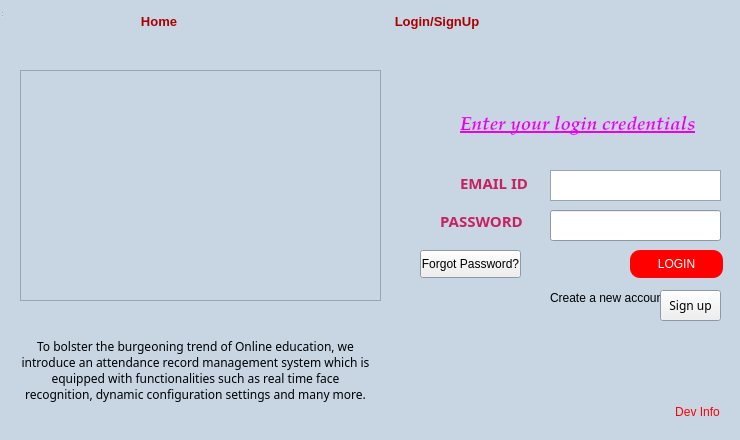
Qt form LoginWindow.ui (sarthakforwet/Attendance-Record-Management-System) before a commit.
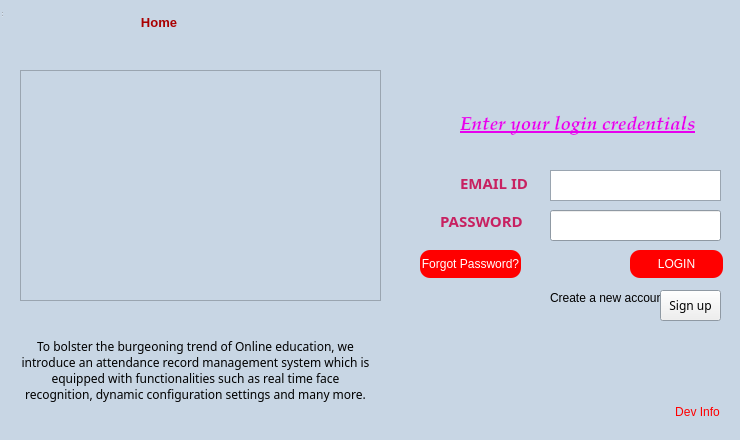
The same form after that commit. Icons and pictures are not drawn.

```diff
--- a/LoginWindow.ui
+++ b/LoginWindow.ui
@@ -229,6 +229,13 @@
       <height>28</height>
      </rect>
     </property>
+    <property name="styleSheet">
+     <string notr="true">QPushButton{
+	background-color:rgb(255,0,0);
+	border-radius:10px;
+	color:#FFFFFF;
+}</string>
+    </property>
     <property name="text">
      <string>Forgot Password?</string>
     </property>
@@ -682,7 +689,7 @@
     <property name="geometry">
      <rect>
       <x>9</x>
-      <y>9</y>
+      <y>10</y>
       <width>300</width>
       <height>24</height>
      </rect>
@@ -772,121 +779,6 @@
      <bool>true</bool>
     </property>
    </widget>
-   <widget class="QPushButton" name="login_signUp">
-    <property name="geometry">
-     <rect>
-      <x>337</x>
-      <y>9</y>
-      <width>200</width>
-      <height>24</height>
-     </rect>
-    </property>
-    <property name="palette">
-     <palette>
-      <active>
-       <colorrole role="WindowText">
-        <brush brushstyle="SolidPattern">
-         <color alpha="255">
-          <red>170</red>
-          <green>0</green>
-          <blue>0</blue>
-         </color>
-        </brush>
-       </colorrole>
-       <colorrole role="Text">
-        <brush brushstyle="SolidPattern">
-         <color alpha="255">
-          <red>170</red>
-          <green>0</green>
-          <blue>0</blue>
-         </color>
-        </brush>
-       </colorrole>
-       <colorrole role="ButtonText">
-        <brush brushstyle="SolidPattern">
-         <color alpha="255">
-          <red>170</red>
-          <green>0</green>
-          <blue>0</blue>
-         </color>
-        </brush>
-       </colorrole>
-      </active>
-      <inactive>
-       <colorrole role="WindowText">
-        <brush brushstyle="SolidPattern">
-         <color alpha="255">
-          <red>170</red>
-          <green>0</green>
-          <blue>0</blue>
-         </color>
-        </brush>
-       </colorrole>
-       <colorrole role="Text">
-        <brush brushstyle="SolidPattern">
-         <color alpha="255">
-          <red>170</red>
-          <green>0</green>
-          <blue>0</blue>
-         </color>
-        </brush>
-       </colorrole>
-       <colorrole role="ButtonText">
-        <brush brushstyle="SolidPattern">
-         <color alpha="255">
-          <red>170</red>
-          <green>0</green>
-          <blue>0</blue>
-         </color>
-        </brush>
-       </colorrole>
-      </inactive>
-      <disabled>
-       <colorrole role="WindowText">
-        <brush brushstyle="SolidPattern">
-         <color alpha="255">
-          <red>120</red>
-          <green>120</green>
-          <blue>120</blue>
-         </color>
-        </brush>
-       </colorrole>
-       <colorrole role="Text">
-        <brush brushstyle="SolidPattern">
-         <color alpha="255">
-          <red>120</red>
-          <green>120</green>
-          <blue>120</blue>
-         </color>
-        </brush>
-       </colorrole>
-       <colorrole role="ButtonText">
-        <brush brushstyle="SolidPattern">
-         <color alpha="255">
-          <red>120</red>
-          <green>120</green>
-          <blue>120</blue>
-         </color>
-        </brush>
-       </colorrole>
-      </disabled>
-     </palette>
-    </property>
-    <property name="font">
-     <font>
-      <family>Arial</family>
-      <pointsize>10</pointsize>
-      <weight>75</weight>
-      <bold>true</bold>
-     </font>
-    </property>
-    <property name="text">
-     <string>Login/SignUp</string>
-    </property>
-    <property name="flat">
-     <bool>true</bool>
-    </property>
-   </widget>
    <widget class="QPushButton" name="devInfo">
     <property name="geometry">
      <rect>
```
Left out of the diff: 3 changed lines with no effect on the pictures.
